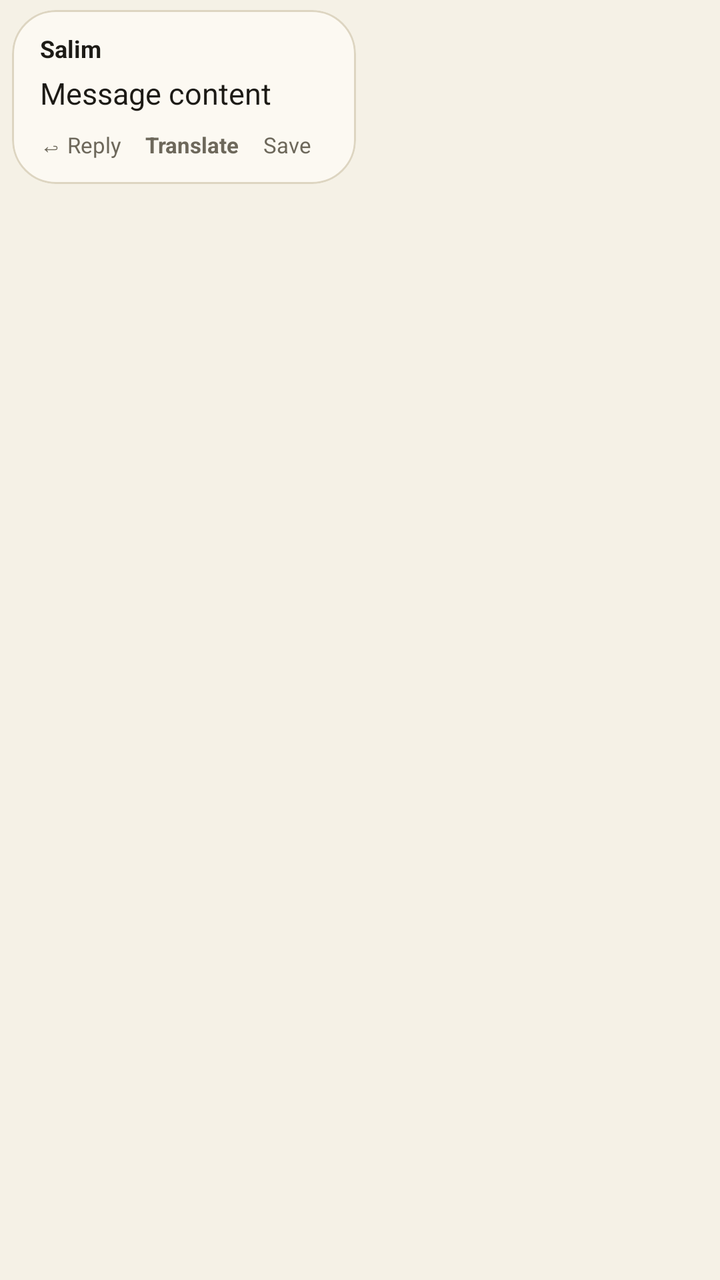
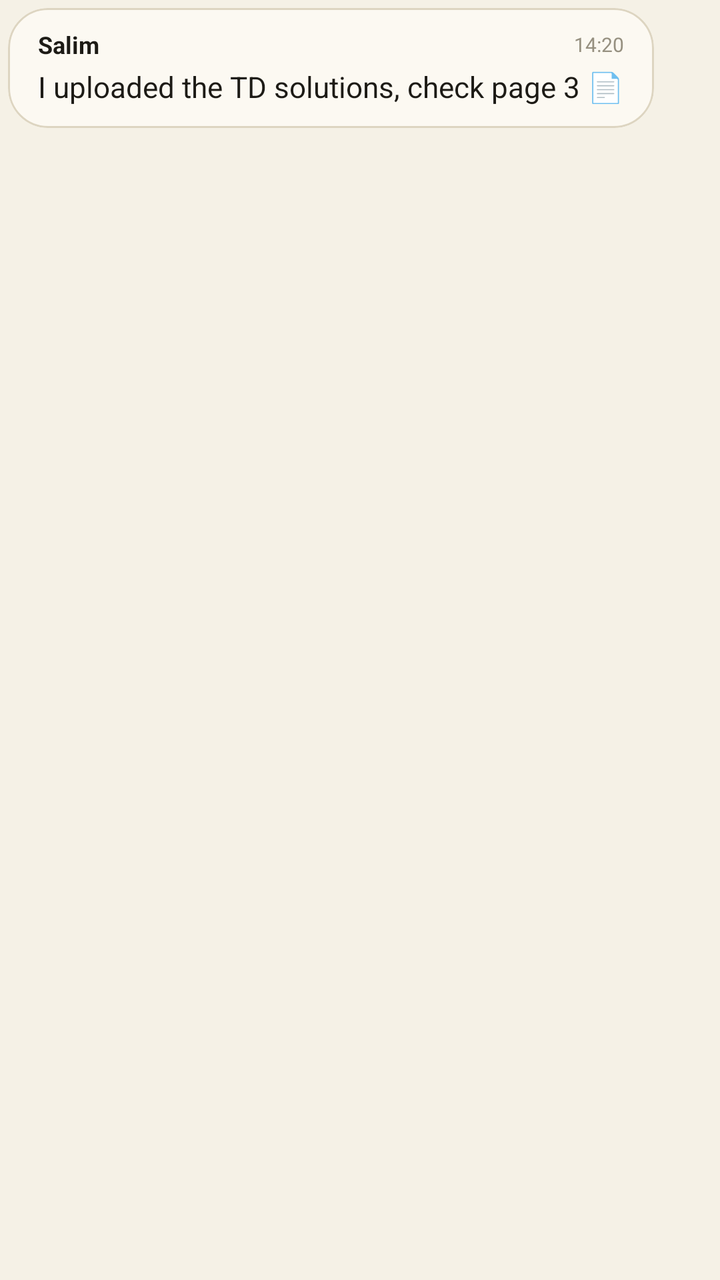

Two renders of the same Android screen: before a commit and after it. Below are the layout's source before the change and the commit's diff.
<!-- AndroidManifest.xml: application theme Theme.RunApp -->
<!-- res/layout/item_message.xml -->
<?xml version="1.0" encoding="utf-8"?>
<LinearLayout xmlns:android="http://schemas.android.com/apk/res/android"
    xmlns:app="http://schemas.android.com/apk/res-auto"
    android:id="@+id/messageRowRoot"
    android:layout_width="match_parent"
    android:layout_height="wrap_content"
    android:orientation="vertical"
    android:paddingVertical="5dp">

    <com.google.android.material.card.MaterialCardView
        android:id="@+id/bubbleCard"
        android:layout_width="wrap_content"
        android:layout_height="wrap_content"
        android:layout_marginHorizontal="6dp"
        app:cardBackgroundColor="@color/run_panel"
        app:cardCornerRadius="22dp"
        app:cardElevation="0dp"
        app:strokeColor="@color/run_panel_hover"
        app:strokeWidth="1dp">

        <LinearLayout
            android:layout_width="wrap_content"
            android:layout_height="wrap_content"
            android:minWidth="172dp"
            android:maxWidth="316dp"
            android:orientation="vertical"
            android:paddingStart="14dp"
            android:paddingTop="11dp"
            android:paddingEnd="14dp"
            android:paddingBottom="10dp">

            
            <LinearLayout
                android:layout_width="match_parent"
                android:layout_height="wrap_content"
                android:gravity="center_vertical"
                android:orientation="horizontal"
                android:layout_marginBottom="4dp">

                <ImageView
                    android:id="@+id/ivAuthorAvatar"
                    android:layout_width="20dp"
                    android:layout_height="20dp"
                    android:layout_marginEnd="6dp"
                    android:scaleType="centerCrop"
                    android:visibility="gone"
                    android:contentDescription="Avatar" />

                <TextView
                    android:id="@+id/tvAuthor"
                    android:layout_width="0dp"
                    android:layout_height="wrap_content"
                    android:layout_weight="1"
                    android:text="Salim"
                    android:textColor="@color/run_text"
                    android:textSize="12sp"
                    android:textStyle="bold" />

                <TextView
                    android:id="@+id/tvSavedBadge"
                    android:layout_width="wrap_content"
                    android:layout_height="wrap_content"
                    android:layout_marginStart="6dp"
                    android:text="🔖"
                    android:textSize="11sp"
                    android:visibility="gone" />
            </LinearLayout>

            
            <LinearLayout
                android:id="@+id/replyContainer"
                android:layout_width="match_parent"
                android:layout_height="wrap_content"
                android:layout_marginBottom="6dp"
                android:background="@drawable/bg_reply_box"
                android:clickable="true"
                android:focusable="true"
                android:orientation="vertical"
                android:paddingStart="10dp"
                android:paddingTop="6dp"
                android:paddingEnd="10dp"
                android:paddingBottom="6dp"
                android:visibility="gone">

                <TextView
                    android:id="@+id/tvReplyAuthor"
                    android:layout_width="wrap_content"
                    android:layout_height="wrap_content"
                    android:textColor="@color/run_accent_ink"
                    android:textSize="11sp"
                    android:textStyle="bold" />

                <TextView
                    android:id="@+id/tvReplyText"
                    android:layout_width="wrap_content"
                    android:layout_height="wrap_content"
                    android:ellipsize="end"
                    android:maxLines="2"
                    android:textColor="@color/run_muted"
                    android:textSize="12sp" />
            </LinearLayout>

            
            <com.google.android.material.card.MaterialCardView
                android:id="@+id/cardAttachmentImage"
                android:layout_width="wrap_content"
                android:layout_height="wrap_content"
                android:layout_marginBottom="6dp"
                android:visibility="gone"
                app:cardCornerRadius="14dp"
                app:cardElevation="0dp"
                app:strokeWidth="0dp">

                <ImageView
                    android:id="@+id/ivAttachmentImage"
                    android:layout_width="240dp"
                    android:layout_height="180dp"
                    android:adjustViewBounds="true"
                    android:scaleType="centerCrop"
                    android:visibility="gone"
                    android:contentDescription="Attachment" />
            </com.google.android.material.card.MaterialCardView>

            
            <LinearLayout
                android:id="@+id/voiceContainer"
                android:layout_width="match_parent"
                android:layout_height="wrap_content"
                android:gravity="center_vertical"
                android:orientation="horizontal"
                android:layout_marginBottom="6dp"
                android:visibility="gone">

                <com.google.android.material.button.MaterialButton
                    android:id="@+id/btnPlayVoice"
                    style="@style/Widget.Material3.Button.TonalButton"
                    android:layout_width="wrap_content"
                    android:layout_height="34dp"
                    android:insetTop="0dp"
                    android:insetBottom="0dp"
                    android:paddingStart="10dp"
                    android:paddingEnd="12dp"
                    app:icon="@drawable/ic_play_arrow"
                    app:iconSize="14dp"
                    android:text="Play"
                    android:textSize="12sp"
                    app:cornerRadius="17dp" />

                <TextView
                    android:id="@+id/tvVoiceDuration"
                    android:layout_width="wrap_content"
                    android:layout_height="wrap_content"
                    android:layout_marginStart="10dp"
                    android:text="0:12"
                    android:textColor="@color/run_muted"
                    android:textSize="12sp"
                    android:textStyle="bold" />
            </LinearLayout>

            
            <com.google.android.material.button.MaterialButton
                android:id="@+id/btnOpenExternalFile"
                style="@style/Widget.Material3.Button.TextButton"
                android:layout_width="wrap_content"
                android:layout_height="wrap_content"
                android:insetTop="0dp"
                android:insetBottom="0dp"
                app:icon="@drawable/ic_attach_file"
                app:iconSize="14dp"
                android:text="Open Attachment"
                android:textSize="12sp"
                android:visibility="gone" />

            
            <TextView
                android:id="@+id/tvMessageText"
                android:layout_width="wrap_content"
                android:layout_height="wrap_content"
                android:autoLink="web"
                android:lineSpacingExtra="3dp"
                android:text="Message content"
                android:textColor="@color/run_text"
                android:textSize="15sp" />

            
            <HorizontalScrollView
                android:id="@+id/scrollReactions"
                android:layout_width="wrap_content"
                android:layout_height="wrap_content"
                android:layout_marginTop="6dp"
                android:scrollbars="none"
                android:visibility="gone">

                <LinearLayout
                    android:id="@+id/layoutReactionsContainer"
                    android:layout_width="wrap_content"
                    android:layout_height="wrap_content"
                    android:orientation="horizontal" />
            </HorizontalScrollView>

            
            <LinearLayout
                android:layout_width="match_parent"
                android:layout_height="wrap_content"
                android:layout_marginTop="6dp"
                android:gravity="center_vertical"
                android:orientation="horizontal">

                <TextView
                    android:id="@+id/btnReply"
                    android:layout_width="wrap_content"
                    android:layout_height="wrap_content"
                    android:paddingTop="2dp"
                    android:paddingBottom="2dp"
                    android:paddingEnd="6dp"
                    android:text="↩ Reply"
                    android:textColor="@color/run_muted"
                    android:textSize="11sp" />

                <TextView
                    android:id="@+id/btnTranslate"
                    android:layout_width="wrap_content"
                    android:layout_height="wrap_content"
                    android:layout_marginStart="6dp"
                    android:paddingTop="2dp"
                    android:paddingBottom="2dp"
                    android:paddingEnd="6dp"
                    android:text="Translate"
                    android:textColor="@color/run_muted"
                    android:textSize="11sp"
                    android:textStyle="bold" />

                <TextView
                    android:id="@+id/btnSaveMsg"
                    android:layout_width="wrap_content"
                    android:layout_height="wrap_content"
                    android:layout_marginStart="6dp"
                    android:paddingTop="2dp"
                    android:paddingBottom="2dp"
                    android:paddingEnd="6dp"
                    android:text="Save"
                    android:textColor="@color/run_muted"
                    android:textSize="11sp" />

                <View
                    android:layout_width="0dp"
                    android:layout_height="1dp"
                    android:layout_weight="1" />

                <TextView
                    android:id="@+id/tvTime"
                    android:layout_width="wrap_content"
                    android:layout_height="wrap_content"
                    android:layout_marginStart="8dp"
                    android:text="14:20"
                    android:textColor="@color/run_subtle"
                    android:textSize="11sp" />

                
                <TextView
                    android:id="@+id/tvAckStatus"
                    android:layout_width="wrap_content"
                    android:layout_height="wrap_content"
                    android:layout_marginStart="4dp"
                    android:text="✓✓"
                    android:textColor="@color/run_accent"
                    android:textSize="11sp"
                    android:textStyle="bold"
                    android:visibility="gone" />
            </LinearLayout>

        </LinearLayout>
    </com.google.android.material.card.MaterialCardView>
</LinearLayout>
<!-- resources referenced by this layout -->
<resources>
  <color name="run_accent">#B5E53E</color>
  <color name="run_accent_ink">#1A2407</color>
  <color name="run_muted">#6D685B</color>
  <color name="run_panel">#FCF9F2</color>
  <color name="run_panel_hover">#DDD5C1</color>
  <color name="run_subtle">#969080</color>
  <color name="run_text">#1D1B16</color>
  <!-- drawable bg_reply_box (drawable) -->
  <?xml version="1.0" encoding="utf-8"?>
  <shape xmlns:android="http://schemas.android.com/apk/res/android"
      android:shape="rectangle">
      <solid android:color="#20222c" />
      <stroke android:width="1dp" android:color="#2d3142" />
      <corners android:radius="14dp" />
  </shape>
  <!-- drawable ic_attach_file (drawable) -->
  <vector xmlns:android="http://schemas.android.com/apk/res/android"
      android:width="24dp"
      android:height="24dp"
      android:viewportWidth="24"
      android:viewportHeight="24">
      <path
          android:fillColor="#FFFFFFFF"
          android:pathData="M16.5,6v11.5c0,2.21 -1.79,4 -4,4s-4,-1.79 -4,-4V5c0,-1.38 1.12,-2.5 2.5,-2.5s2.5,1.12 2.5,2.5v10.5c0,0.55 -0.45,1 -1,1s-1,-0.45 -1,-1V6H10v9.5c0,1.38 1.12,2.5 2.5,2.5s2.5,-1.12 2.5,-2.5V5c0,-2.21 -1.79,-4 -4,-4S7,2.79 7,5v12.5c0,3.04 2.46,5.5 5.5,5.5s5.5,-2.46 5.5,-5.5V6h-1.5z"/>
  </vector>
  <!-- drawable ic_play_arrow (drawable) -->
  <vector xmlns:android="http://schemas.android.com/apk/res/android"
      android:width="24dp"
      android:height="24dp"
      android:viewportWidth="24"
      android:viewportHeight="24">
      <path
          android:fillColor="#FFFFFFFF"
          android:pathData="M8,5v14l11,-7z"/>
  </vector>
  <style name="Theme.RunApp" parent="Theme.Material3.DayNight.NoActionBar">
          <item name="colorPrimary">@color/run_accent</item>
          <item name="colorOnPrimary">@color/run_accent_ink</item>
          <item name="colorSecondary">@color/run_purple</item>
          <item name="android:statusBarColor">@color/run_bg</item>
          <item name="android:navigationBarColor">@color/run_bg</item>
          <item name="android:windowBackground">@color/run_bg</item>
          <item name="colorSurface">@color/run_panel</item>
          <item name="colorOnSurface">@color/run_text</item>
          <item name="colorSurfaceVariant">@color/run_panel_soft</item>
          <item name="colorOnSurfaceVariant">@color/run_muted</item>
      </style>
  <color name="run_purple">#6857D6</color>
  <color name="run_bg">#F5F1E6</color>
  <color name="run_panel_soft">#EAE4D3</color>
</resources>

<!-- the commit's change to res/layout/item_message.xml (unified diff, before → after) -->
@@ -5,15 +5,15 @@
     android:layout_width="match_parent"
     android:layout_height="wrap_content"
     android:orientation="vertical"
-    android:paddingVertical="5dp">
+    android:paddingVertical="4dp">
 
     <com.google.android.material.card.MaterialCardView
         android:id="@+id/bubbleCard"
         android:layout_width="wrap_content"
         android:layout_height="wrap_content"
-        android:layout_marginHorizontal="6dp"
+        android:layout_marginHorizontal="4dp"
         app:cardBackgroundColor="@color/run_panel"
-        app:cardCornerRadius="22dp"
+        app:cardCornerRadius="20dp"
         app:cardElevation="0dp"
         app:strokeColor="@color/run_panel_hover"
         app:strokeWidth="1dp">
@@ -21,13 +21,13 @@
         <LinearLayout
             android:layout_width="wrap_content"
             android:layout_height="wrap_content"
-            android:minWidth="172dp"
-            android:maxWidth="316dp"
+            android:minWidth="148dp"
+            android:maxWidth="300dp"
             android:orientation="vertical"
-            android:paddingStart="14dp"
-            android:paddingTop="11dp"
-            android:paddingEnd="14dp"
-            android:paddingBottom="10dp">
+            android:paddingStart="15dp"
+            android:paddingTop="10dp"
+            android:paddingEnd="15dp"
+            android:paddingBottom="11dp">
 
             
             <LinearLayout
@@ -35,12 +35,12 @@
                 android:layout_height="wrap_content"
                 android:gravity="center_vertical"
                 android:orientation="horizontal"
-                android:layout_marginBottom="4dp">
+                android:layout_marginBottom="3dp">
 
                 <ImageView
                     android:id="@+id/ivAuthorAvatar"
-                    android:layout_width="20dp"
-                    android:layout_height="20dp"
+                    android:layout_width="18dp"
+                    android:layout_height="18dp"
                     android:layout_marginEnd="6dp"
                     android:scaleType="centerCrop"
                     android:visibility="gone"
@@ -51,6 +51,9 @@
                     android:layout_width="0dp"
                     android:layout_height="wrap_content"
                     android:layout_weight="1"
+                    android:ellipsize="end"
+                    android:maxLines="1"
+                    android:singleLine="true"
                     android:text="Salim"
                     android:textColor="@color/run_text"
                     android:textSize="12sp"
@@ -61,9 +64,30 @@
                     android:layout_width="wrap_content"
                     android:layout_height="wrap_content"
                     android:layout_marginStart="6dp"
-                    android:text="🔖"
+                    android:text="★"
                     android:textSize="11sp"
                     android:visibility="gone" />
+
+                <TextView
+                    android:id="@+id/tvTime"
+                    android:layout_width="wrap_content"
+                    android:layout_height="wrap_content"
+                    android:layout_marginStart="8dp"
+                    android:text="14:20"
+                    android:textColor="@color/run_subtle"
+                    android:textSize="10sp" />
+
+                
+                <TextView
+                    android:id="@+id/tvAckStatus"
+                    android:layout_width="wrap_content"
+                    android:layout_height="wrap_content"
+                    android:layout_marginStart="3dp"
+                    android:text="✓✓"
+                    android:textColor="@color/run_accent"
+                    android:textSize="10sp"
+                    android:textStyle="bold"
+                    android:visibility="gone" />
             </LinearLayout>
 
             
@@ -71,15 +95,15 @@
                 android:id="@+id/replyContainer"
                 android:layout_width="match_parent"
                 android:layout_height="wrap_content"
-                android:layout_marginBottom="6dp"
+                android:layout_marginBottom="5dp"
                 android:background="@drawable/bg_reply_box"
                 android:clickable="true"
                 android:focusable="true"
                 android:orientation="vertical"
                 android:paddingStart="10dp"
-                android:paddingTop="6dp"
+                android:paddingTop="5dp"
                 android:paddingEnd="10dp"
-                android:paddingBottom="6dp"
+                android:paddingBottom="5dp"
                 android:visibility="gone">
 
                 <TextView
@@ -105,7 +129,7 @@
                 android:id="@+id/cardAttachmentImage"
                 android:layout_width="wrap_content"
                 android:layout_height="wrap_content"
-                android:layout_marginBottom="6dp"
+                android:layout_marginBottom="5dp"
                 android:visibility="gone"
                 app:cardCornerRadius="14dp"
                 app:cardElevation="0dp"
@@ -113,8 +137,8 @@
 
                 <ImageView
                     android:id="@+id/ivAttachmentImage"
-                    android:layout_width="240dp"
-                    android:layout_height="180dp"
+                    android:layout_width="230dp"
+                    android:layout_height="172dp"
                     android:adjustViewBounds="true"
                     android:scaleType="centerCrop"
                     android:visibility="gone"
@@ -128,14 +152,14 @@
                 android:layout_height="wrap_content"
                 android:gravity="center_vertical"
                 android:orientation="horizontal"
-                android:layout_marginBottom="6dp"
+                android:layout_marginBottom="4dp"
                 android:visibility="gone">
 
                 <com.google.android.material.button.MaterialButton
                     android:id="@+id/btnPlayVoice"
                     style="@style/Widget.Material3.Button.TonalButton"
                     android:layout_width="wrap_content"
-                    android:layout_height="34dp"
+                    android:layout_height="32dp"
                     android:insetTop="0dp"
                     android:insetBottom="0dp"
                     android:paddingStart="10dp"
@@ -144,7 +168,7 @@
                     app:iconSize="14dp"
                     android:text="Play"
                     android:textSize="12sp"
-                    app:cornerRadius="17dp" />
+                    app:cornerRadius="16dp" />
 
                 <TextView
                     android:id="@+id/tvVoiceDuration"
@@ -177,17 +201,17 @@
                 android:layout_width="wrap_content"
                 android:layout_height="wrap_content"
                 android:autoLink="web"
-                android:lineSpacingExtra="3dp"
-                android:text="Message content"
+                android:lineSpacingExtra="2.5dp"
+                android:text="I uploaded the TD solutions, check page 3 📄"
                 android:textColor="@color/run_text"
-                android:textSize="15sp" />
+                android:textSize="14.5sp" />
 
             
             <HorizontalScrollView
                 android:id="@+id/scrollReactions"
                 android:layout_width="wrap_content"
                 android:layout_height="wrap_content"
-                android:layout_marginTop="6dp"
+                android:layout_marginTop="5dp"
                 android:scrollbars="none"
                 android:visibility="gone">
 
@@ -200,73 +224,25 @@
 
             
             <LinearLayout
-                android:layout_width="match_parent"
-                android:layout_height="wrap_content"
-                android:layout_marginTop="6dp"
-                android:gravity="center_vertical"
-                android:orientation="horizontal">
+                android:layout_width="wrap_content"
+                android:layout_height="wrap_content"
+                android:orientation="horizontal"
+                android:visibility="gone">
 
                 <TextView
                     android:id="@+id/btnReply"
                     android:layout_width="wrap_content"
-                    android:layout_height="wrap_content"
-                    android:paddingTop="2dp"
-                    android:paddingBottom="2dp"
-                    android:paddingEnd="6dp"
-                    android:text="↩ Reply"
-                    android:textColor="@color/run_muted"
-                    android:textSize="11sp" />
+                    android:layout_height="wrap_content" />
 
                 <TextView
                     android:id="@+id/btnTranslate"
                     android:layout_width="wrap_content"
-                    android:layout_height="wrap_content"
-                    android:layout_marginStart="6dp"
-                    android:paddingTop="2dp"
-                    android:paddingBottom="2dp"
-                    android:paddingEnd="6dp"
-                    android:text="Translate"
-                    android:textColor="@color/run_muted"
-                    android:textSize="11sp"
-                    android:textStyle="bold" />
+                    android:layout_height="wrap_content" />
 
                 <TextView
                     android:id="@+id/btnSaveMsg"
                     android:layout_width="wrap_content"
-                    android:layout_height="wrap_content"
-                    android:layout_marginStart="6dp"
-                    android:paddingTop="2dp"
-                    android:paddingBottom="2dp"
-                    android:paddingEnd="6dp"
-                    android:text="Save"
-                    android:textColor="@color/run_muted"
-                    android:textSize="11sp" />
-
-                <View
-                    android:layout_width="0dp"
-                    android:layout_height="1dp"
-                    android:layout_weight="1" />
-
-                <TextView
-                    android:id="@+id/tvTime"
-                    android:layout_width="wrap_content"
-                    android:layout_height="wrap_content"
-                    android:layout_marginStart="8dp"
-                    android:text="14:20"
-                    android:textColor="@color/run_subtle"
-                    android:textSize="11sp" />
-
-                
-                <TextView
-                    android:id="@+id/tvAckStatus"
-                    android:layout_width="wrap_content"
-                    android:layout_height="wrap_content"
-                    android:layout_marginStart="4dp"
-                    android:text="✓✓"
-                    android:textColor="@color/run_accent"
-                    android:textSize="11sp"
-                    android:textStyle="bold"
-                    android:visibility="gone" />
+                    android:layout_height="wrap_content" />
             </LinearLayout>
 
         </LinearLayout>
